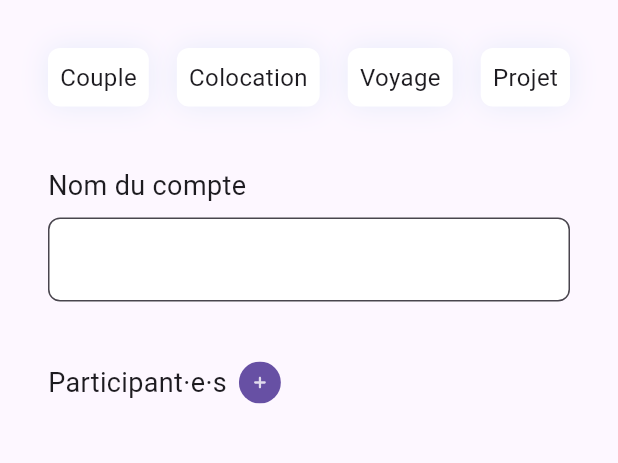
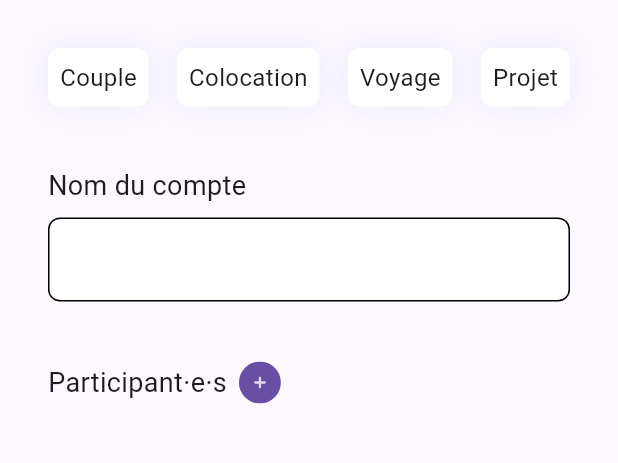
Before and after one commit to manon-coulombe/equity, a Flutter app: the CompteFormScreen screen opened directly, on a phone screen of 412 x 824 dp, the part 84-547 px from its top. Run offline on Flutter 3.47's test engine with Material 3 defaults, Android fonts, the light colour scheme and no system bars; our stand-ins replace equatable, flutter_redux, flutter_svg, redux; network calls fail.

Commit message:
handle validation custom text input

```diff
--- a/lib/UI/custom_text_form_field.dart
+++ b/lib/UI/custom_text_form_field.dart
@@ -1,19 +1,21 @@
 import 'package:flutter/material.dart';
 
-class CustomTextFormField extends StatelessWidget {
+class CustomTextFormField extends FormField<String?> {
   final String label;
   final TextEditingController controller;
   final String errorMessage;
 
-  const CustomTextFormField({
+  CustomTextFormField({
     super.key,
     required this.label,
     required this.controller,
     required this.errorMessage,
-  });
-
-  @override
-  Widget build(BuildContext context) {
+  }) : super(validator: (_) {
+          if (controller.text.isEmpty) {
+            return errorMessage;
+          }
+          return null;
+        }, builder: (FormFieldState<String?> state) {
           return Column(
             crossAxisAlignment: CrossAxisAlignment.start,
             children: [
@@ -21,23 +23,37 @@ class CustomTextFormField extends StatelessWidget {
               SizedBox(height: 8),
               TextFormField(
                 onTapOutside: (_) {
-            print('onTapOutside');
                   FocusManager.instance.primaryFocus?.unfocus();
                 },
-          validator: (value) {
-            if (value == null || value.isEmpty) {
-              return errorMessage;
+                controller: controller,
+                onChanged: (_) {
+                  if (state.hasError) {
+                    state.validate();
                   }
-            return null;
                 },
-          controller: controller,
                 decoration: InputDecoration(
-            border: OutlineInputBorder(borderRadius: BorderRadius.circular(8)),
+                  enabledBorder: OutlineInputBorder(
+                    borderRadius: BorderRadius.circular(8),
+                    borderSide: BorderSide(
+                      color: state.hasError ? Colors.red : Color(0xFF000000),
+                    ),
+                  ),
+                  focusedBorder: OutlineInputBorder(
+                    borderRadius: BorderRadius.circular(8),
+                    borderSide: BorderSide(
+                      color: state.hasError ? Colors.red : Color(0xFF000000),
+                    ),
+                  ),
                   fillColor: Colors.white,
                   filled: true,
                 ),
               ),
+              if (state.hasError && state.errorText != null)
+                Text(
+                  state.errorText!,
+                  style: TextStyle(color: Colors.red),
+                ),
             ],
           );
+        });
 }
-}
```
Lines whose indentation alone changed are shown as unchanged.
